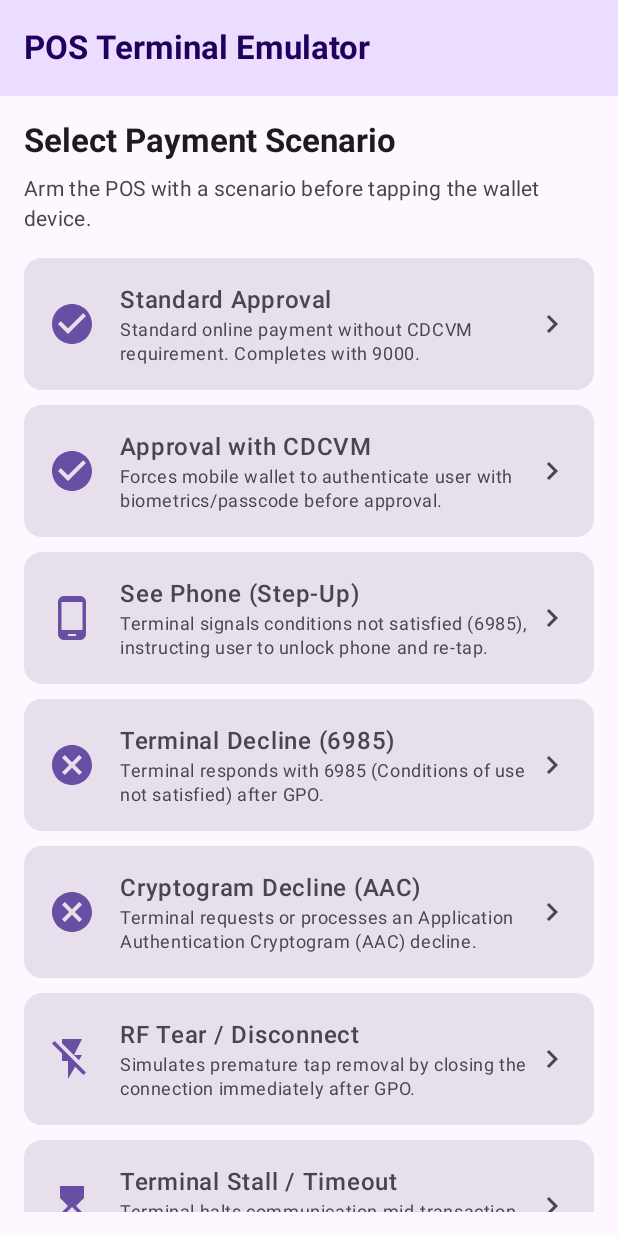
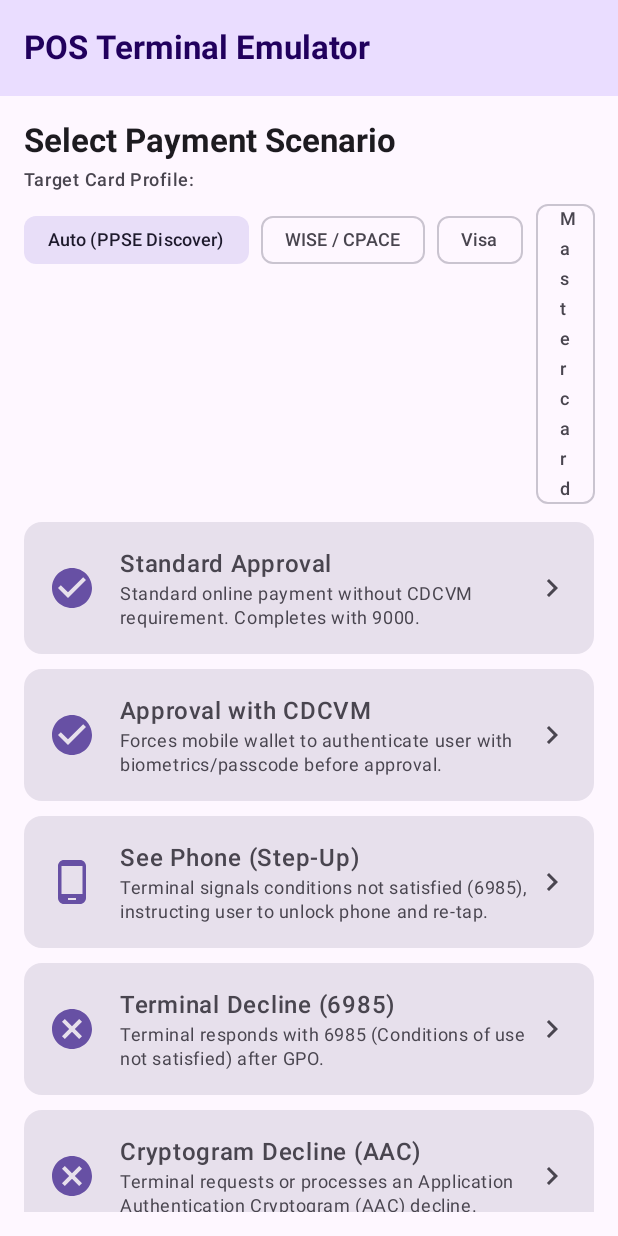
Before and after one commit to sergitorralba/nfcEmulator, an Android app built with Jetpack Compose: the screen it shows after launch (MainActivity), on a phone screen of 412 x 824 dp. Run offline under Robolectric (Android 15) with nearby library versions, the phone set to English and light mode, and no system bars.

Commit message:
Allow running all scenarios (See Phone, CDCVM, Decline, RF Tear) against CPACE / WISE, Visa, Mastercard, or Auto-PPSE

```diff
--- a/app/src/main/java/com/sergitorralba/nfcemulator/domain/model/PosScenario.kt
+++ b/app/src/main/java/com/sergitorralba/nfcemulator/domain/model/PosScenario.kt
@@ -39,9 +39,17 @@ enum class ScenarioType(val title: String, val description: String) {
     )
 }
 
+enum class TargetCardScheme(val title: String, val defaultAidHex: String? = null) {
+    AUTO_PPSE(title = "Auto (PPSE Discover)", defaultAidHex = null),
+    WISE_CPACE(title = "WISE / CPACE", defaultAidHex = "A0000008430101"),
+    VISA(title = "Visa", defaultAidHex = "A0000000031010"),
+    MASTERCARD(title = "Mastercard", defaultAidHex = "A0000000041010")
+}
+
 data class PosScenario(
     val type: ScenarioType,
+    val scheme: TargetCardScheme = TargetCardScheme.AUTO_PPSE,
     val amount: Long = 1000L, // $10.00 in minor currency units (cents)
     val currencyCode: String = "0840", // USD (840) or "0978" for EUR
-    val customAidHex: String? = null // Optional explicit AID override (e.g. for WISE / WLA)
+    val customAidHex: String? = null
 )
--- a/app/src/main/java/com/sergitorralba/nfcemulator/presentation/ui/PosEmulatorApp.kt
+++ b/app/src/main/java/com/sergitorralba/nfcemulator/presentation/ui/PosEmulatorApp.kt
@@ -98,6 +98,8 @@ fun PosEmulatorApp(
 fun ScenarioSelectionScreen(
     onSelectScenario: (PosScenario) -> Unit
 ) {
+    var selectedScheme by remember { mutableStateOf(com.sergitorralba.nfcemulator.domain.model.TargetCardScheme.AUTO_PPSE) }
+
     Column(
         modifier = Modifier
             .fillMaxSize()
@@ -107,14 +109,31 @@ fun ScenarioSelectionScreen(
             text = "Select Payment Scenario",
             style = MaterialTheme.typography.titleLarge,
             fontWeight = FontWeight.Bold,
-            modifier = Modifier.padding(bottom = 8.dp)
+            modifier = Modifier.padding(bottom = 4.dp)
         )
         Text(
-            text = "Arm the POS with a scenario before tapping the wallet device.",
-            style = MaterialTheme.typography.bodyMedium,
-            color = MaterialTheme.colorScheme.onSurfaceVariant,
-            modifier = Modifier.padding(bottom = 16.dp)
+            text = "Target Card Profile:",
+            style = MaterialTheme.typography.labelMedium,
+            color = MaterialTheme.colorScheme.onSurfaceVariant
         )
+
+        // Scheme Selector Chips (AUTO, WISE / CPACE, Visa, Mastercard)
+        Row(
+            modifier = Modifier
+                .fillMaxWidth()
+                .padding(vertical = 8.dp),
+            horizontalArrangement = Arrangement.spacedBy(8.dp)
+        ) {
+            com.sergitorralba.nfcemulator.domain.model.TargetCardScheme.entries.forEach { scheme ->
+                FilterChip(
+                    selected = selectedScheme == scheme,
+                    onClick = { selectedScheme = scheme },
+                    label = { Text(scheme.title, fontSize = 12.sp) }
+                )
+            }
+        }
+
+        Spacer(modifier = Modifier.height(4.dp))
 
         LazyColumn(
             verticalArrangement = Arrangement.spacedBy(10.dp),
@@ -122,8 +141,8 @@ fun ScenarioSelectionScreen(
         ) {
             items(ScenarioType.entries.toTypedArray()) { scenarioType ->
                 ScenarioCard(
-                    scenario = PosScenario(type = scenarioType),
-                    onClick = { onSelectScenario(PosScenario(type = scenarioType)) }
+                    scenario = PosScenario(type = scenarioType, scheme = selectedScheme),
+                    onClick = { onSelectScenario(PosScenario(type = scenarioType, scheme = selectedScheme)) }
                 )
             }
         }
```
Also changed, not shown: app/src/main/java/com/sergitorralba/nfcemulator/domain/scenario/ScenarioExecutor.kt (+49 -45 lines).
